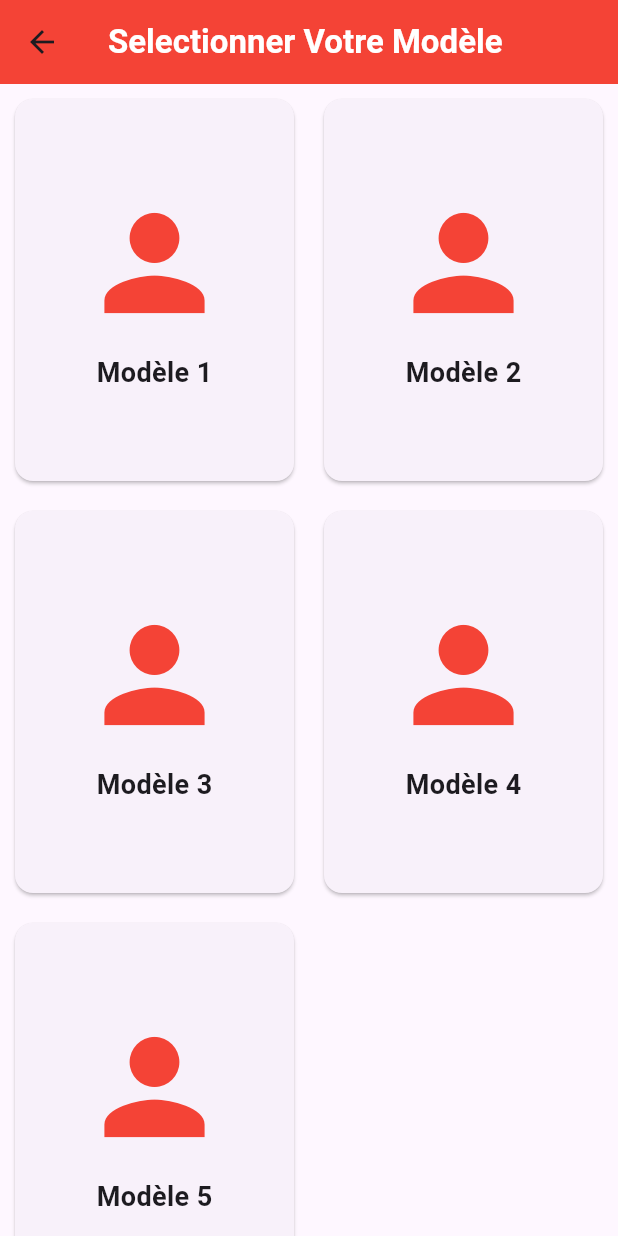
After one commit to Youbeu/Visit-cart-app, a Flutter app: the ModelPage screen opened directly, on a phone screen of 412 x 824 dp. The commit adds this screen. Run offline on Flutter 3.47's test engine with Material 3 defaults, Android fonts, the phone set to English and light mode, and no system bars; our stand-ins replace shared_preferences, smooth_page_indicator, sqflite; accounts and stored records are empty.

Commit message:
database and model page config
initialisation de la bd
creation de la page de model et de prévisualisation.

```diff
--- a/lib/main.dart
+++ b/lib/main.dart
@@ -2,6 +2,7 @@ import 'package:flutter/material.dart';
 import 'package:harry/pages/home.dart';
 import 'package:harry/pages/onboarding.dart';
 import 'package:shared_preferences/shared_preferences.dart';
+import 'db.dart';
 
 Future<void> main() async {
 
@@ -10,6 +11,7 @@ Future<void> main() async {
 
   final prefs = await SharedPreferences.getInstance();
   final showHome = prefs.getBool('showHome') ?? false;
+  final db = await Db.instance.database;
 
 
   runApp(MyApp(showHome: showHome));
--- /dev/null
+++ b/lib/pages/model_page.dart
@@ -0,0 +1,59 @@
+import 'package:flutter/material.dart';
+
+import 'model_preview_page.dart';
+
+class ModelPage extends StatelessWidget {
+  const ModelPage({super.key});
+
+  @override
+  Widget build(BuildContext context) {
+    return  Scaffold(
+      appBar:AppBar(
+        backgroundColor: Colors.red,
+        title: Text(
+          "Selectionner Votre Modèle",
+          style: TextStyle(
+            color:Colors.white,
+            fontWeight: FontWeight.bold
+          ),
+        ),
+      ),
+      body: GridView.builder(
+          gridDelegate: SliverGridDelegateWithFixedCrossAxisCount(
+            crossAxisCount: 2,
+            childAspectRatio: 0.75
+          ),
+          itemCount: 5,
+          itemBuilder: (context, index){
+            return GestureDetector(
+              onTap: () {
+                Navigator.push(
+                  context,
+                  MaterialPageRoute(
+                    builder: (context) => ModelPreviewPage(modelIndex: index),
+                  ),
+                );
+              },
+              child: Card(
+                margin: EdgeInsets.all(10),
+                child: Column(
+                  mainAxisAlignment: MainAxisAlignment.center,
+                  children: [
+                    Icon(Icons.person, size: 100, color: Colors.red), // Remplacer par une image
+                    const SizedBox(height: 10),
+                    Text(
+                      "Modèle ${index + 1}",
+                      style: const TextStyle(
+                        fontSize: 18,
+                        fontWeight: FontWeight.bold,
+                      ),
+                    ),
+                  ],
+                ),
+              ),
+            );
+          }
+      )
+    );
+  }
+}
--- a/pubspec.yaml
+++ b/pubspec.yaml
@@ -32,6 +32,8 @@ dependencies:
     sdk: flutter
   smooth_page_indicator: ^1.2.0+3
   shared_preferences: ^2.3.3
+  sqflite: ^2.0.0+3
+  path: ^1.8.0
 
   # The following adds the Cupertino Icons font to your application.
   # Use with the CupertinoIcons class for iOS style icons.
```
Also changed, not shown: lib/db.dart (added, +61 -0 lines), lib/pages/home.dart (+35 -10 lines), lib/pages/model_preview_page.dart (added, +29 -0 lines), pubspec.lock, 1 other file.
